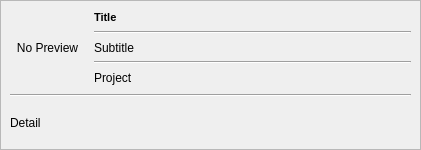
Qt form ui/item.ui (iceanimations/customui) before a commit.
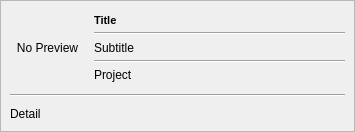
The same form after that commit.

Commit message: fixed height/width restrictions removed from all widgets and splitter added to explorer.ui

What changed in the file:
```diff
--- a/ui/item.ui
+++ b/ui/item.ui
@@ -6,8 +6,8 @@
    <rect>
     <x>0</x>
     <y>0</y>
-    <width>421</width>
-    <height>150</height>
+    <width>355</width>
+    <height>132</height>
    </rect>
   </property>
   <property name="sizePolicy">
@@ -18,14 +18,14 @@
   </property>
   <property name="minimumSize">
    <size>
-    <width>250</width>
+    <width>0</width>
     <height>0</height>
    </size>
   </property>
   <property name="maximumSize">
    <size>
     <width>16777215</width>
-    <height>150</height>
+    <height>16777215</height>
    </size>
   </property>
   <property name="windowTitle">
@@ -80,7 +80,7 @@
      <item>
       <layout class="QVBoxLayout" name="verticalLayout">
        <property name="spacing">
-        <number>6</number>
+        <number>2</number>
        </property>
        <item>
         <widget class="QLabel" name="titleLabel">
```
The commit also changes 2 other files.
